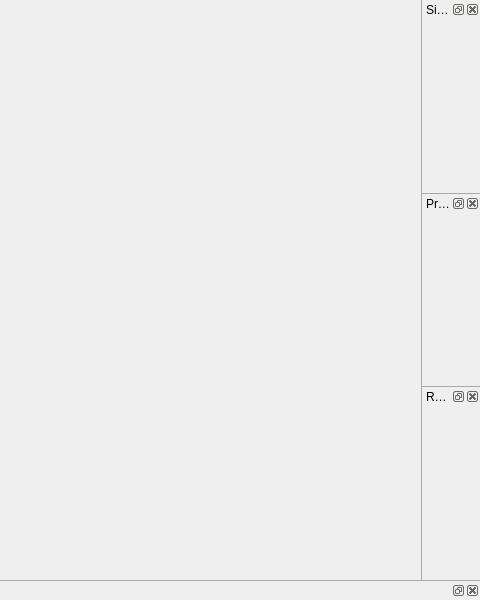
Before: the Qt Designer form apps/livreGUI/MainWindow.ui in BlueBrain/Livre, drawn with Qt 5; both pictures show x 320 to 800 and y 0 to 600 of the 800 by 600 pixel window.
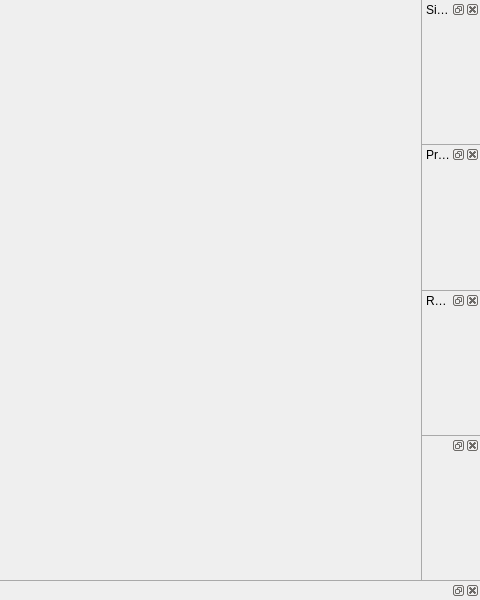
After: the same form once the commit is applied.

Commit message:
Clip planes support added (#315)
* Clip planes support added

* Changes according to comments

* Added missing files

* Fix connection problem & fixes according to comments

Diff of the .ui file:
```diff
--- a/apps/livreGUI/MainWindow.ui
+++ b/apps/livreGUI/MainWindow.ui
@@ -68,6 +68,12 @@
    </attribute>
    <widget class="QWidget" name="renderParametersDockWidgetPlaceholder"/>
   </widget>
+  <widget class="QDockWidget" name="clipPlanesDockWidget">
+   <attribute name="dockWidgetArea">
+    <number>2</number>
+   </attribute>
+   <widget class="QWidget" name="dockWidgetContents"/>
+  </widget>
  </widget>
  <resources/>
  <connections/>
```
The commit also changes 34 other files.
